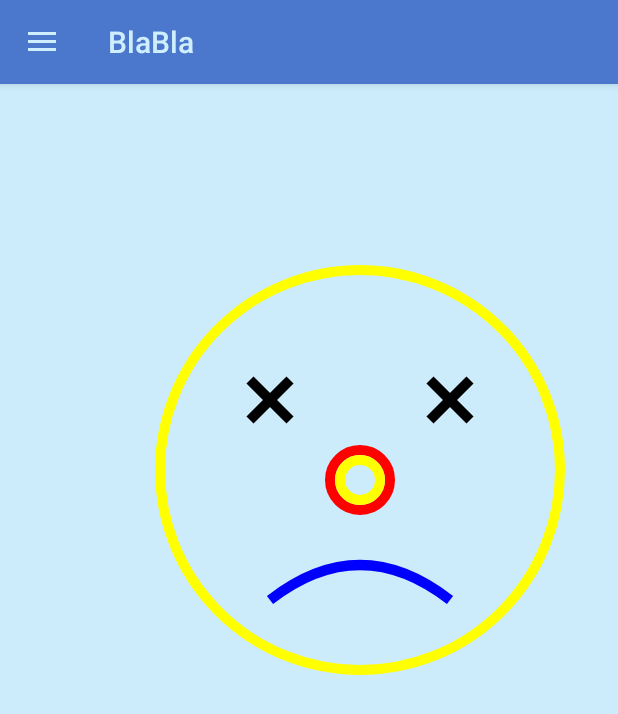
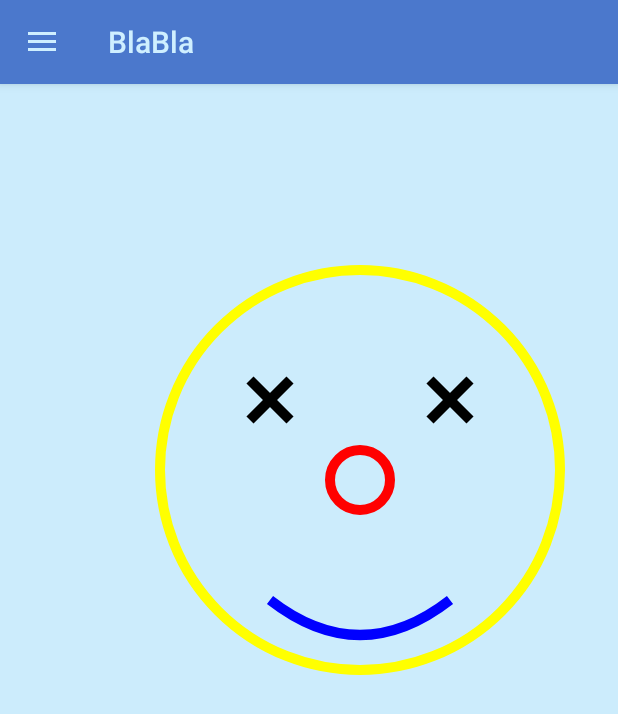
Before and after one commit to FlinForm/AndroidTrainingTask6, an Android app: the screen it shows after launch (MainActivity), after a tap on "Custom View", on a phone screen of 412 x 824 dp. Shown: the top 714 px of the screen. Run offline under Robolectric (Android 15) with nearby library versions, the phone set to English and light mode, and no system bars; our stand-ins replace Picasso; pictures from the network do not load; 1 other tap on this screen came first.

Commit message:
Third Commit: (Task6) Added Attributes logic, onClickListener to CustomView

```diff
--- a/blabla/src/main/java/com/epam/androidlab/blabla/CustomView.java
+++ b/blabla/src/main/java/com/epam/androidlab/blabla/CustomView.java
@@ -1,6 +1,7 @@
 package com.epam.androidlab.blabla;
 
 import android.content.Context;
+import android.content.res.TypedArray;
 import android.graphics.Canvas;
 import android.graphics.Color;
 import android.graphics.Paint;
@@ -8,27 +9,46 @@ import android.graphics.Path;
 import android.util.AttributeSet;
 import android.view.View;
 
-public class CustomView extends View {
+public class CustomView extends View implements View.OnClickListener {
+    private int[] smileColors = {Color.YELLOW, Color.BLACK, Color.RED, Color.BLUE};
+    private CustomView instance;
     private Paint painter;
     private Path path;
+    private boolean isSmileSad;
 
     public CustomView(Context context, AttributeSet attributeSetrs) {
         super(context, attributeSetrs);
+        instance = this;
+        instance.setOnClickListener(this);
         painter = new Paint();
         path = new Path();
+
+        TypedArray typedArray = context.getTheme().obtainStyledAttributes(
+                attributeSetrs,
+                R.styleable.CustomView,
+                0, 0);
+        try {
+            isSmileSad = typedArray.getBoolean(R.styleable.CustomView_isSad, false);
+            smileColors[3] = typedArray.getInteger(R.styleable.CustomView_mouthColor, 0);
+            smileColors[1] = typedArray.getInteger(R.styleable.CustomView_eyesColor, 0);
+        } finally {
+            typedArray.recycle();
+        }
     }
 
     //Drawing sad smile
     @Override
     protected void onDraw(Canvas canvas) {
+        checkAttributes();
+
         canvas.drawARGB(80, 102, 204, 255);
 
-        //Drawing circle
-        painter.setColor(Color.YELLOW);
+        //Drawing smile circle
+        painter.setColor(smileColors[0]);
         canvas.drawCircle(360, 470, 200, painter);
 
         //Drawing eyes
-        painter.setColor(Color.BLACK);
+        painter.setColor(smileColors[1]);
         painter.setStrokeWidth(10);
         canvas.drawLine(250, 380, 290, 420, painter);
         canvas.drawLine(250, 420, 290, 380, painter);
@@ -36,13 +56,40 @@ public class CustomView extends View {
         canvas.drawLine(470, 420, 430, 380, painter);
 
         //Drawing nose
-        painter.setColor(Color.RED);
+        painter.setColor(smileColors[2]);
         canvas.drawCircle(360, 480, 30, painter);
-        painter.setColor(Color.YELLOW);
-        canvas.drawCircle(360, 480, 20, painter);
 
-        //Drawing mouth
-        painter.setColor(Color.BLUE);
+        //Drawing smile mouth
+        if (isSmileSad) {
+            drawSadMouth(canvas);
+        } else {
+            drawCheerfulMouth(canvas);
+        }
+    }
+
+    // Checks, if attributes in *.xml file are given. If not, restores default values.
+    private void checkAttributes() {
+        if (smileColors[1] == 0) {
+            smileColors[1] = Color.BLACK;
+        }
+        if (smileColors[3] == 0) {
+            smileColors[3] = Color.BLUE;
+        }
+    }
+
+    //Drawing cheerful mouth
+    private void drawCheerfulMouth(Canvas canvas) {
+        painter.setColor(smileColors[3]);
+        path.reset();
+        path.moveTo(270, 600);
+        path.quadTo(360, 670, 450, 600);
+        painter.setStyle(Paint.Style.STROKE);
+        canvas.drawPath(path, painter);
+    }
+
+    //Drawing sad mouth
+    private void drawSadMouth(Canvas canvas) {
+        painter.setColor(smileColors[3]);
         path.reset();
         path.moveTo(270, 600);
         path.quadTo(360, 530, 450, 600);
@@ -51,7 +98,12 @@ public class CustomView extends View {
     }
 
     @Override
-    protected void onSizeChanged(int w, int h, int oldw, int oldh) {
-        super.onSizeChanged(w, h, oldw, oldh);
+    public void onClick(View v) {
+        if (isSmileSad) {
+            isSmileSad = false;
+        } else if (!isSmileSad) {
+            isSmileSad = true;
+        }
+        invalidate();
     }
 }
--- a/blabla/src/main/res/layout/layout_with_smile.xml
+++ b/blabla/src/main/res/layout/layout_with_smile.xml
@@ -1,5 +1,6 @@
 <?xml version="1.0" encoding="utf-8"?>
 <FrameLayout xmlns:android="http://schemas.android.com/apk/res/android"
+    xmlns:app="http://schemas.android.com/apk/res-auto"
     android:id="@+id/smile_layout"
     android:layout_width="match_parent"
     android:layout_height="match_parent">
--- /dev/null
+++ b/blabla/src/main/res/values/attrs.xml
@@ -0,0 +1,7 @@
+<resources>
+    <declare-styleable name="CustomView">
+        <attr name="eyesColor" format="color"/>
+        <attr name="mouthColor" format="color"/>
+        <attr name="isSad" format="boolean"/>
+    </declare-styleable>
+</resources>
```
